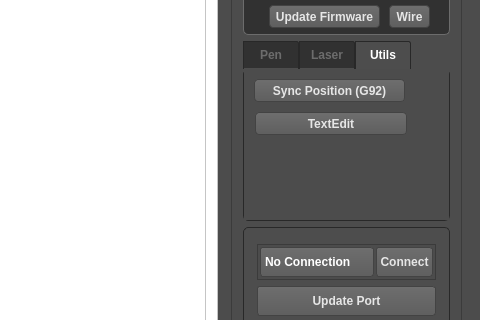
This is mDraw_Qt/newmdraw.ui in Makeblock-official/mDrawQt as Qt 5 draws it before an edit; both pictures show x 589 to 1069 and y 197 to 517 of the 1069 by 744 pixel window. The edited form follows.
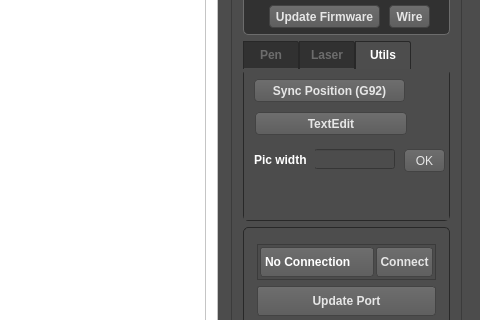
This is the edited form. Icons and pictures are not drawn. Custom widgets are drawn as their Qt base class.

Commit message: add functoin,change print width

Diff of the .ui file:
```diff
--- a/mDraw_Qt/newmdraw.ui
+++ b/mDraw_Qt/newmdraw.ui
@@ -839,6 +839,52 @@
           <string>TextEdit</string>
          </property>
         </widget>
+        <widget class="QLineEdit" name="lineWidth">
+         <property name="geometry">
+          <rect>
+           <x>70</x>
+           <y>80</y>
+           <width>81</width>
+           <height>20</height>
+          </rect>
+         </property>
+        </widget>
+        <widget class="QLabel" name="label">
+         <property name="geometry">
+          <rect>
+           <x>10</x>
+           <y>80</y>
+           <width>61</width>
+           <height>21</height>
+          </rect>
+         </property>
+         <property name="font">
+          <font>
+           <family>Arial</family>
+           <weight>75</weight>
+           <bold>true</bold>
+          </font>
+         </property>
+         <property name="styleSheet">
+          <string notr="true">color: rgb(255, 255, 255);</string>
+         </property>
+         <property name="text">
+          <string>Pic width</string>
+         </property>
+        </widget>
+        <widget class="QPushButton" name="btnOK">
+         <property name="geometry">
+          <rect>
+           <x>160</x>
+           <y>80</y>
+           <width>41</width>
+           <height>23</height>
+          </rect>
+         </property>
+         <property name="text">
+          <string>OK</string>
+         </property>
+        </widget>
        </widget>
       </widget>
      </item>
```
The commit also changes 9 other files.
